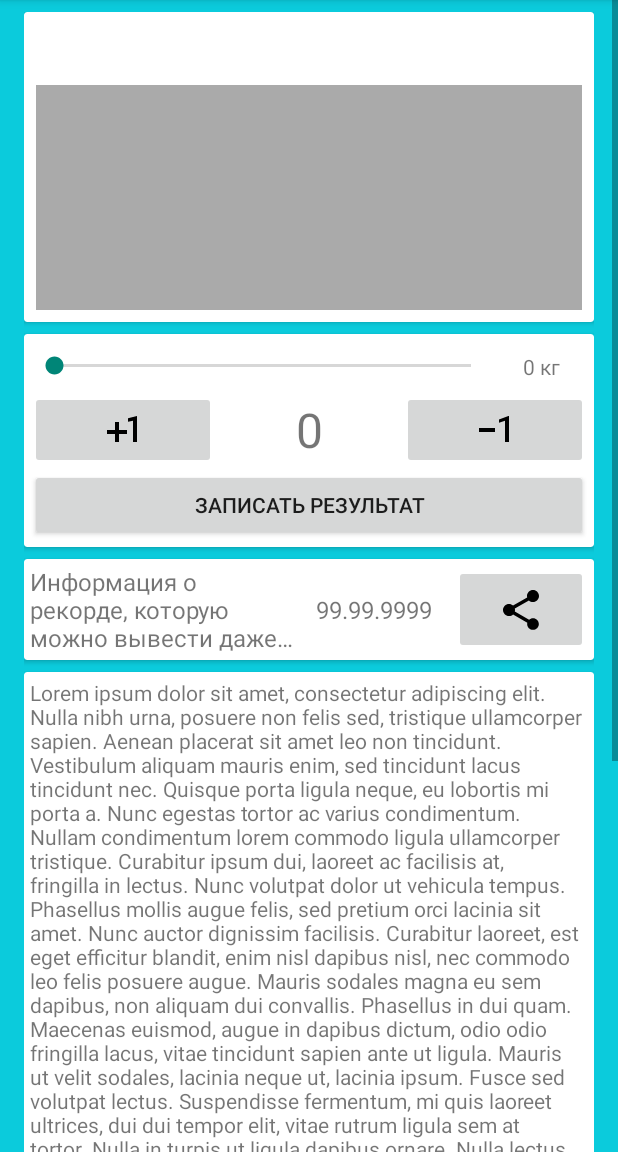
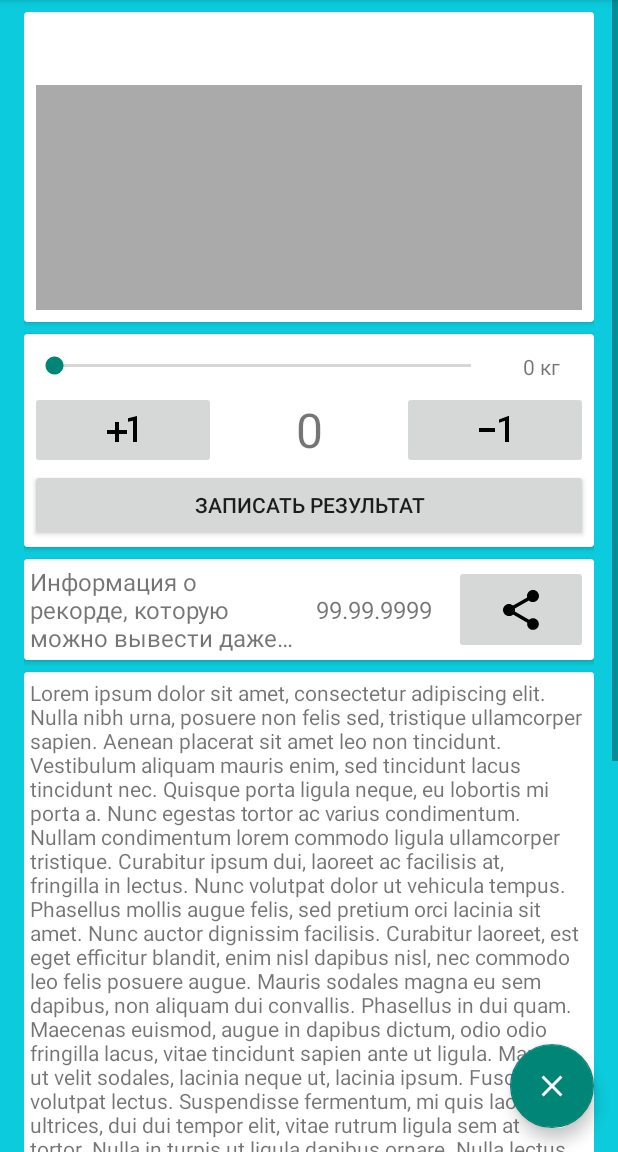
Before and after one commit to Violine/GB_Workout, an Android app: the WorkoutDetailActivity screen opened directly, with no data from a screen before it, on a phone screen of 412 x 824 dp, the part 84-1236 px from its top. Run offline under Robolectric (Android 15) with nearby library versions, the phone set to English and light mode, and no system bars.

Commit message:
Добавлена кнопка удаления упражнений (пока не реализована)

```diff
--- /dev/null
+++ b/app/src/main/res/drawable/ic_clear_black_32dp.xml
@@ -0,0 +1,5 @@
+<vector android:height="32dp" android:tint="#FFFFFF"
+    android:viewportHeight="24.0" android:viewportWidth="24.0"
+    android:width="32dp" xmlns:android="http://schemas.android.com/apk/res/android">
+    <path android:fillColor="#FF000000" android:pathData="M19,6.41L17.59,5 12,10.59 6.41,5 5,6.41 10.59,12 5,17.59 6.41,19 12,13.41 17.59,19 19,17.59 13.41,12z"/>
+</vector>
--- a/app/src/main/res/layout/activity_main.xml
+++ b/app/src/main/res/layout/activity_main.xml
@@ -193,8 +193,18 @@
                     android:padding="4dp"
                     android:text="@string/ipsum" />
             </android.support.v7.widget.CardView>
-
-
         </LinearLayout>
     </ScrollView>
+
+    <android.support.design.widget.FloatingActionButton
+        android:id="@+id/fab_remove_exercise"
+        android:layout_width="wrap_content"
+        android:layout_height="wrap_content"
+        android:layout_alignParentBottom="true"
+        android:layout_alignParentEnd="true"
+        android:layout_gravity="end|bottom"
+        android:layout_marginBottom="16dp"
+        android:layout_marginEnd="16dp"
+        android:src="@drawable/ic_clear_black_32dp"
+        tools:backgroundTint="#ff0004" />
 </RelativeLayout>
--- a/app/src/main/res/values/strings.xml
+++ b/app/src/main/res/values/strings.xml
@@ -24,4 +24,7 @@ Praesent nunc nulla, porta eu tincidunt sed, rhoncus non tortor. Nullam at gravi
     <string name="save">Cохранить</string>
     <string name="cancel">Отмена</string>
     <string name="add_exercise_button">Добавить</string>
+    <string name="delete_exercise_warning">Действительно удалить упражнение?</string>
+    <string name="message_delete_warning">Все рекорды будут удалены</string>
+    <string name="delete">Удалить</string>
 </resources>
```
Also changed, not shown: app/src/main/java/com/vdovenkov/alexander/workout/WorkoutDetailActivity.java (+28 -2 lines).
